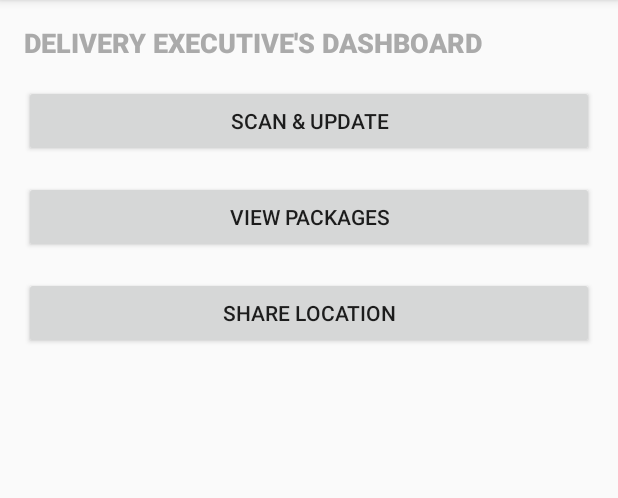
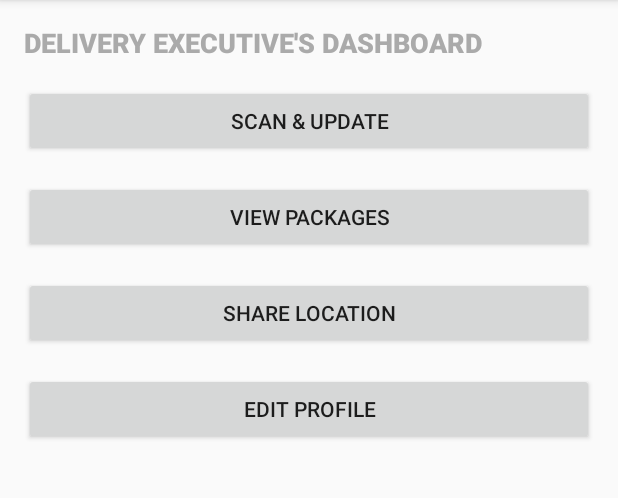
Before and after one commit to rnaher/tracker, an Android app: the DeliveryDashboard screen opened directly, with no data from a screen before it, on a phone screen of 412 x 824 dp, the part 84-582 px from its top. Run offline under Robolectric (Android 15) with nearby library versions, the phone set to English and light mode, and no system bars.

Commit message:
edit profile added to DE dash, small bugfix

```diff
--- a/PackageTrackingApp/app/src/main/java/team4/packagetrackingapp/DeliveryDashboard.java
+++ b/PackageTrackingApp/app/src/main/java/team4/packagetrackingapp/DeliveryDashboard.java
@@ -33,8 +33,15 @@
         startActivity(intent);
     }
 
+    /** Called when the user taps the Share Location button */
     public void shareLocation(View view) {
         Intent intent = new Intent(this, DeliveryExecutive.class);
         startActivity(intent);
     }
+
+    /** Called when the user taps the Edit Profile button */
+    public void editProfile(View view) {
+        Intent intent = new Intent(this, EditProfileActivity.class);
+        startActivity(intent);
+    }
 }
--- a/PackageTrackingApp/app/src/main/res/layout/activity_delivery_dashboard.xml
+++ b/PackageTrackingApp/app/src/main/res/layout/activity_delivery_dashboard.xml
@@ -68,4 +68,17 @@
         app:layout_constraintRight_toRightOf="parent"
         app:layout_constraintStart_toStartOf="parent"
         app:layout_constraintTop_toBottomOf="@+id/button6" />
+
+    <Button
+        android:id="@+id/button2"
+        android:layout_width="0dp"
+        android:layout_height="wrap_content"
+        android:layout_marginEnd="16dp"
+        android:layout_marginStart="16dp"
+        android:layout_marginTop="16dp"
+        android:onClick="editProfile"
+        android:text="@string/profile"
+        app:layout_constraintEnd_toEndOf="parent"
+        app:layout_constraintStart_toStartOf="parent"
+        app:layout_constraintTop_toBottomOf="@+id/button16" />
 </android.support.constraint.ConstraintLayout>
--- a/PackageTrackingApp/app/src/main/res/layout/activity_view_notifications.xml
+++ b/PackageTrackingApp/app/src/main/res/layout/activity_view_notifications.xml
@@ -31,7 +31,7 @@
         android:layout_marginEnd="16dp"
         android:layout_marginStart="16dp"
         android:layout_marginTop="18dp"
-        android:text="TextView"
+        android:text="No notifications yet"
         app:layout_constraintEnd_toEndOf="parent"
         app:layout_constraintLeft_toLeftOf="parent"
         app:layout_constraintRight_toRightOf="parent"
```
